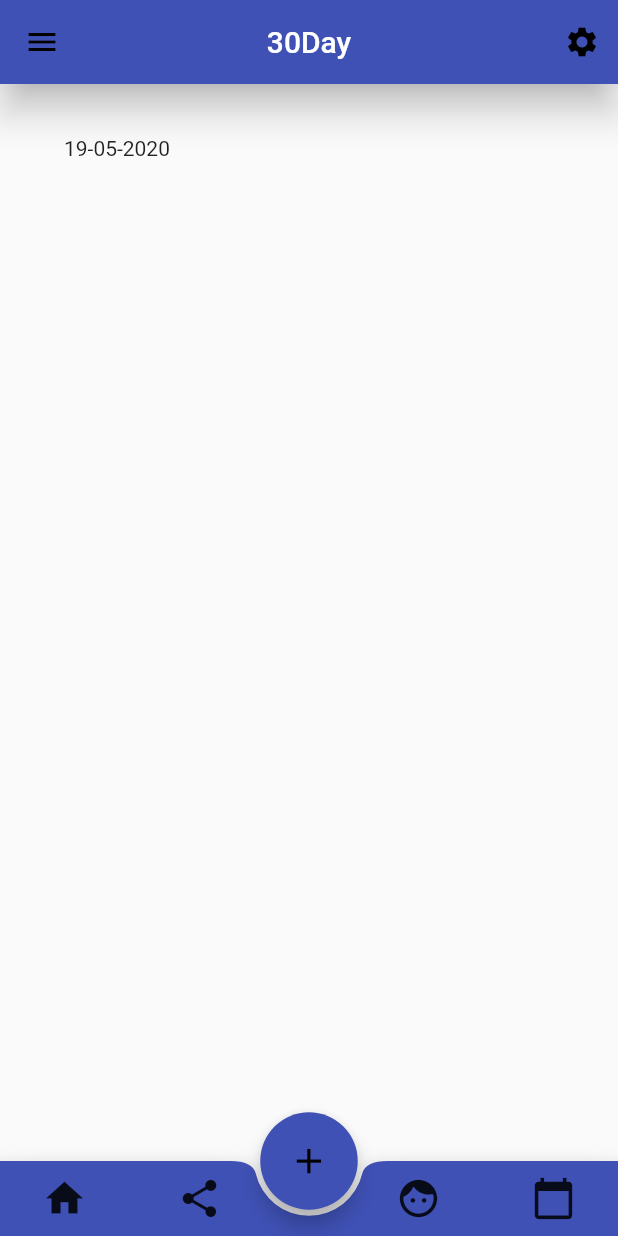
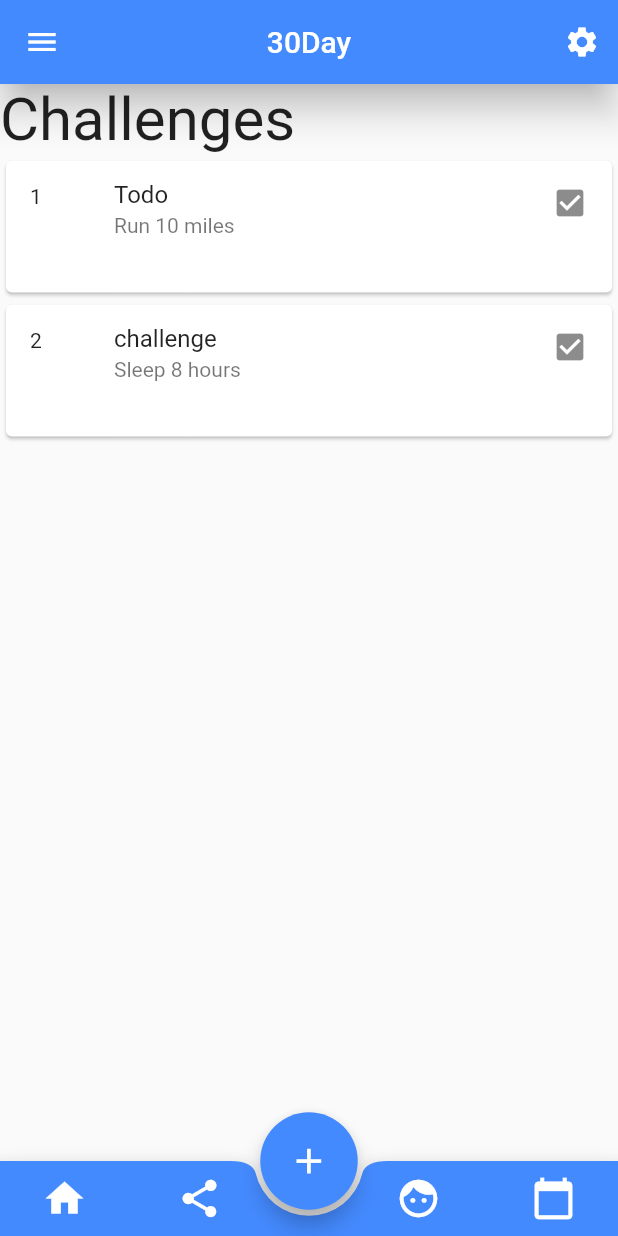
Before and after one commit to esam191/30day, a Flutter app: the ThirtyDay screen opened by its route, on a phone screen of 412 x 824 dp. Run offline on Flutter 3.47's test engine with Material 2 defaults, Android fonts, the phone set to English and light mode, and no system bars; our stand-ins replace introduction_screen; missing offline and left inert: flutter_auth_buttons.

Commit message:
homepage_testing_list

```diff
--- a/thirtyday/lib/main.dart
+++ b/thirtyday/lib/main.dart
@@ -98,26 +98,33 @@ class ThirtyDayApp extends StatelessWidget{
   }
 }
 class ThirtyDay extends StatelessWidget {
+  int _counter = 1;
+  void addNum(){
+    _counter++;
+  }
+  void subNum(){
+    _counter--;
+  }
   final PageController _page = PageController(initialPage: 0);
   @override
   Widget build(BuildContext context) {
       return Scaffold(
         floatingActionButtonLocation: FloatingActionButtonLocation.centerDocked,
         appBar: AppBar(
-          title: Text('30Day'), backgroundColor: Colors.indigo,
+          title: Text('30Day'), backgroundColor: Colors.blueAccent,
           centerTitle: true,
           leading: IconButton(icon: Icon(Icons.menu), onPressed: () {
             print("Clicked");
-          }, color: Colors.black,),
+          }, color: Colors.white,),
           elevation: 10,
           actions: <Widget>[
-            IconButton(icon: const Icon(Icons.settings), color: Colors.black,
+            IconButton(icon: const Icon(Icons.settings), color: Colors.white,
               tooltip: 'Open settings route',
               onPressed: () {},)
           ],
         ),
         bottomNavigationBar: BottomAppBar(
-            color: Colors.indigo,
+            color: Colors.blueAccent,
             shape: CircularNotchedRectangle(),
             child: Container(
               height: 50,
@@ -127,6 +134,7 @@ class ThirtyDay extends StatelessWidget {
                 //children: bottomAppBarButtons,
                 children: <Widget>[
                   IconButton(icon: const Icon(Icons.home),
+                    color: Colors.white ,
                     iconSize: 30.0,
                     padding: EdgeInsets.only(left: 28.0),
                     tooltip: 'Go to home',
@@ -137,18 +145,22 @@ class ThirtyDay extends StatelessWidget {
                     },
                   ),
                   IconButton(icon: const Icon(Icons.share),
+                    color: Colors.white,
                     iconSize: 30.0,
                     padding: EdgeInsets.only(right: 28.0),
                     tooltip: 'Go to share',
                     onPressed: () {},
                   ),
                   IconButton(icon: const Icon(Icons.face),
+                    color: Colors.white,
                     iconSize: 30.0,
                     padding: EdgeInsets.only(left: 28.0),
                     tooltip: 'Go to profile',
                     onPressed: () {},
                   ),
                   IconButton(icon: const Icon(Icons.calendar_today),
+                    color: Colors.white,
+
                     iconSize: 30.0,
                     padding: EdgeInsets.only(right: 28.0),
                     tooltip: 'Go to calendar',
@@ -164,45 +176,53 @@ class ThirtyDay extends StatelessWidget {
           onPageChanged: (int) {
             print('Page Changes to index $int');
           },
-
+          children: <Widget>[    // main container
+            Container(
+              child: ListView(
                 children: <Widget>[
-            Container(
-              child: Align(
-                alignment: Alignment(-.75, -.9),
-                child: Text(DateFormat("dd-MM-yyyy").format(DateTime.now()),
-                //Text( 'Challenges', style: TextStyle(color: Colors.black, fontSize: 25),
+                  Text('Challenges', style: TextStyle(fontSize: 40.0),),
+                  Card(child: ListTile(
+                        leading: Text('$_counter'),
+                        title: Text('Todo ') ,
+                        subtitle: Text('Run 10 miles'),
+                        trailing: Icon(Icons.check_box),
+                        isThreeLine: true,
                         ),
                       ),
-            ),
-            Container(
-              child: Align(
-                alignment: Alignment( -.75,-.9),
-                child: Text( 'Challenges', style: TextStyle(color: Colors.black, fontSize: 25)),
+                      Card(child: ListTile(
+                        leading: Text('2'),
+                        title: Text('challenge') ,
+                        subtitle: Text('Sleep 8 hours'),
+                        trailing: Icon(Icons.check_box),
+                        isThreeLine: true,
                         ),
                       )
+
+
+
+                ],
+              )
+
               /*
-            Center(
-              child: Container(
-                child: Text('Empty Body 0'),
-              ),
-            ),
+              ListWheelScrollView.useDelegate(
+                  itemExtent: 100.0,
+                  clipToSize: true,
 
-            Center(
-              child: Container(
-                child: Text('Empty Body 1'),
-              ),
-            ),
-            Center(
-              child: Container(
-                child: Text('Empty Body 2'),
-              ),
-            ),
-            Center(
-              child: Container(
-                child: Text('Empty Body 3'),
+                  childDelegate:ListWheelChildLoopingListDelegate(children: const <Widget> [
+                  Card(child: ListTile(
+                        leading: FlutterLogo(size: 72.0),
+                        title: Text('Three-line ListTile'),
+                        subtitle: Text('A sufficiently long subtitle warrants three lines.'),
+                        trailing: Icon(Icons.more_vert),
+                        isThreeLine: true,
                         ),
                       )
+                  ])
+                 ,)
+
+
                  */
+              ,)
           ],
         ),
         floatingActionButton: Container(
@@ -212,11 +232,11 @@ class ThirtyDay extends StatelessWidget {
               child: FloatingActionButton(
 
                   tooltip: 'Add a new challenge',
-                  backgroundColor: Colors.indigo,
+                  backgroundColor: Colors.blueAccent,
                   onPressed: () {
                     /// TODO: add code to enter challenge
                   },
-                  child: Icon(Icons.add, color: Colors.black,)
+                  child: Icon(Icons.add, color: Colors.white,)
 
               )
               ,)
```
Lines whose indentation alone changed are shown as unchanged.
